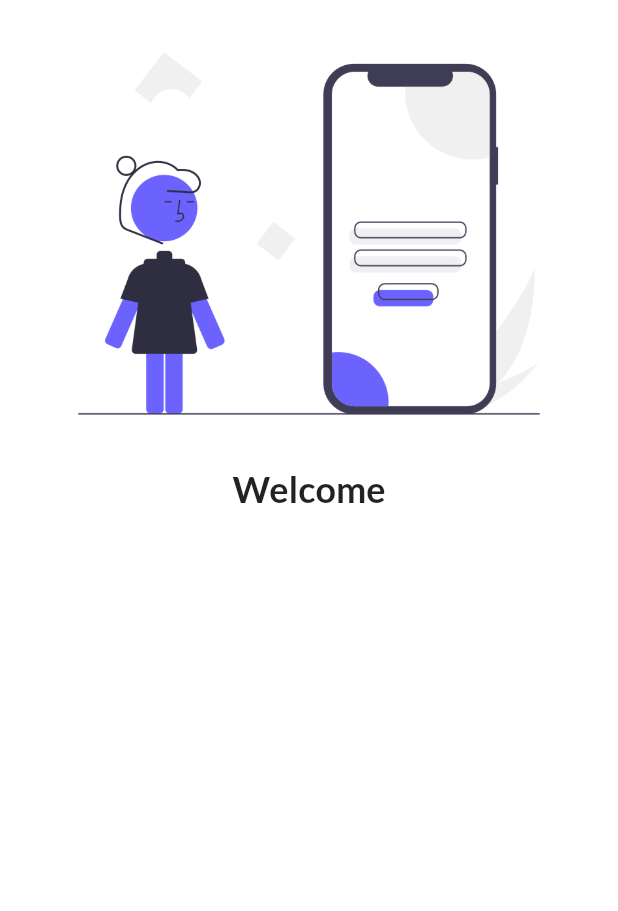
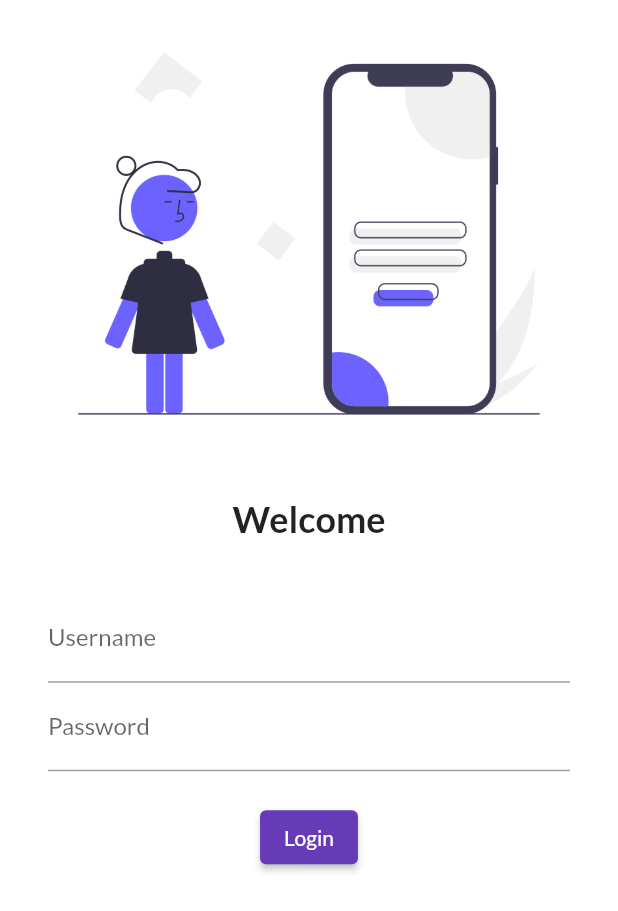
Before and after one commit to Bandhan-singh-katoch/first_flutter_app, a Flutter app: the screen it shows after launch, on a phone screen of 412 x 824 dp. Shown: the top 911 px of the screen. Run offline on Flutter 3.47's test engine with Material 2 defaults, Android fonts, the phone set to English and light mode, and no system bars; our stand-ins replace google_fonts.

Commit message:
part4 completed

```diff
--- a/lib/pages/login_page.dart
+++ b/lib/pages/login_page.dart
@@ -11,14 +11,44 @@ class LoginPage extends StatelessWidget {
               "assets/images/login_img.png",
               fit: BoxFit.cover,
             ),
-
+            SizedBox(
+              height: 20,
+            ),
             Text(
-        "Welcome",style: TextStyle(
-          fontSize: 24,
-          fontWeight: FontWeight.bold
+              "Welcome",
+              style: TextStyle(fontSize: 24, fontWeight: FontWeight.bold),
+            ),
+            SizedBox(
+              height: 20,
+            ),
+            Padding(
+              padding: const EdgeInsets.symmetric(vertical: 16, horizontal: 32),
+              child: Column(
+                children: [
+                  TextFormField(
+                    decoration: InputDecoration(
+                      hintText: "Enter username",
+                      labelText: "Username",
+                    ),
+                  ),
+                  TextFormField(
+                    obscureText: true,
+                    decoration: InputDecoration(
+                      hintText: "Enter password",
+                      labelText: "Password",
+                    ),
+                  ),
+                  SizedBox(
+                    height: 20,
+                  ),
+                  ElevatedButton(
+                      child: Text("Login"),
+                      onPressed: () {
+                        print("Hi Bandhan Singh");
+                      })
+                ],
               ),
             )
-
           ],
         ));
   }
```
Lines whose indentation alone changed are shown as unchanged.
